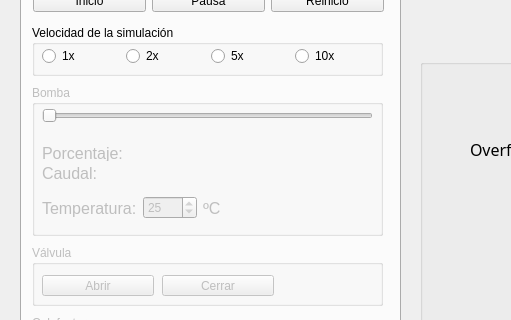
The window that WaterTank/mainwindow.ui (Grimpper/Project_SII_WaterTank) describes before a commit, drawn with Qt 5; both pictures show x 0 to 511 and y 81 to 401 of the 864 by 791 pixel window.
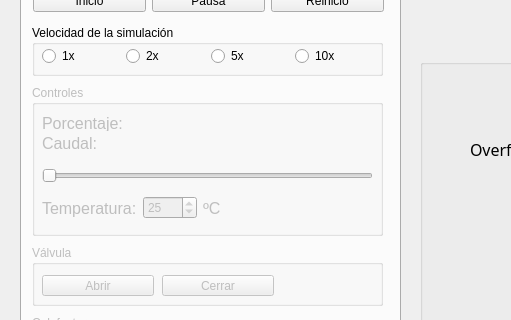
The same window after the commit. The open tabs and pages were chosen to show the change. Icons and pictures are not drawn.

Patch:
```diff
--- a/WaterTank/mainwindow.ui
+++ b/WaterTank/mainwindow.ui
@@ -102,13 +102,13 @@
        </rect>
       </property>
       <property name="title">
-       <string>Bomba</string>
+       <string>Controles</string>
       </property>
       <widget class="QSlider" name="horizontalSlider">
        <property name="geometry">
         <rect>
          <x>10</x>
-         <y>20</y>
+         <y>80</y>
          <width>331</width>
          <height>22</height>
         </rect>
@@ -127,7 +127,7 @@
        <property name="geometry">
         <rect>
          <x>10</x>
-         <y>60</y>
+         <y>30</y>
          <width>81</width>
          <height>16</height>
         </rect>
@@ -163,7 +163,7 @@
        <property name="geometry">
         <rect>
          <x>10</x>
-         <y>80</y>
+         <y>50</y>
          <width>61</width>
          <height>16</height>
         </rect>
```
Left out of the diff: 12 changed lines with no effect on the pictures.
